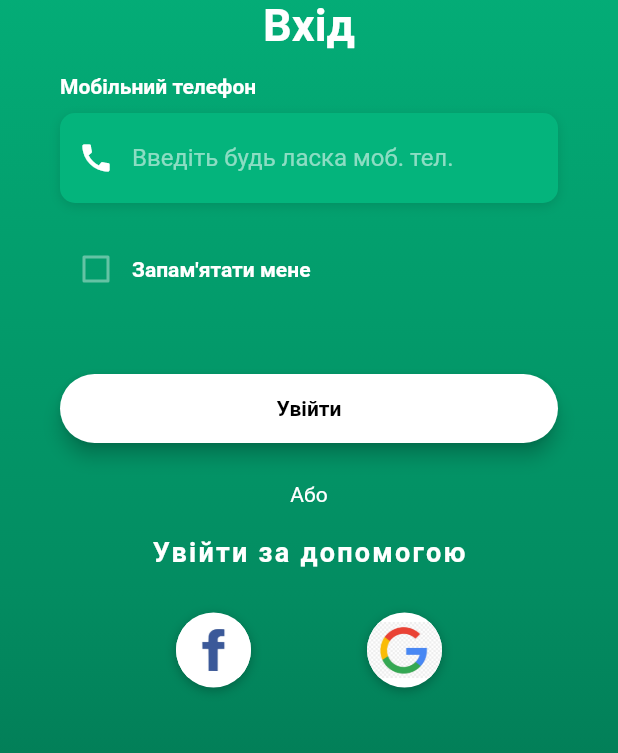
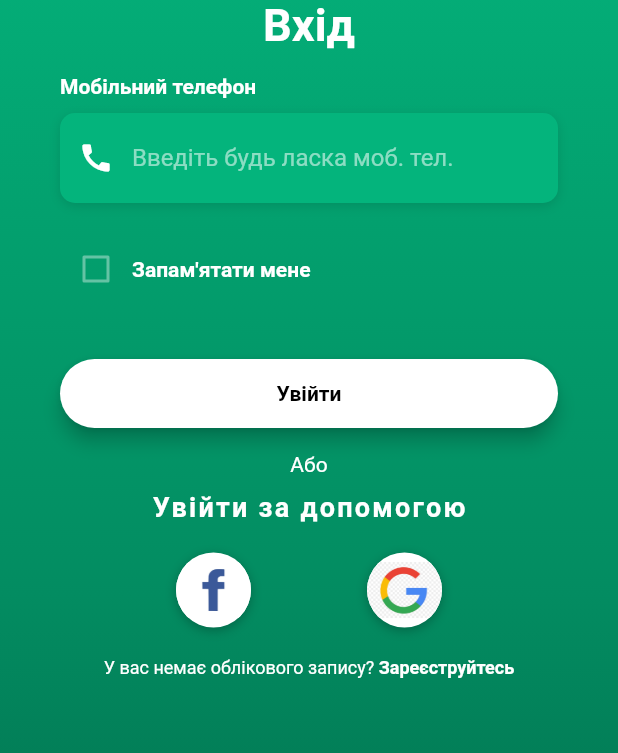
Before and after one commit to Rebus-Dev/Street-Coffee, a Flutter app: the screen it shows after launch, on a phone screen of 412 x 824 dp, the part 271-1024 px from its top. Run offline on Flutter 3.47's test engine with Material 2 defaults, Android fonts, the phone set to English and light mode, and no system bars; Roboto replaces fonts that are missing (OpenSans).

Commit message:
Add new widget for enter data field

```diff
--- a/lib/screens/HomeScreens/HomeScreen.dart
+++ b/lib/screens/HomeScreens/HomeScreen.dart
@@ -5,6 +5,9 @@ class SecondRoute extends StatelessWidget {
   @override
   Widget build(BuildContext context) {
     return Scaffold(
+      appBar: AppBar(
+        title: Text("Second Route"),
+      ),
       body: Center(
         child: RaisedButton(
           onPressed: () {
--- a/lib/screens/LoginScreens/LoginScreen.dart
+++ b/lib/screens/LoginScreens/LoginScreen.dart
@@ -1,6 +1,10 @@
+import 'package:flutter/material.dart';
+
+import 'package:StreetCoffee/utilities/Constants.dart';
+import 'package:StreetCoffee/utilities/Widget/DataFields.dart';
+
 import 'package:StreetCoffee/screens/HomeScreens/HomeScreen.dart';
-import 'package:flutter/material.dart';
-import 'package:StreetCoffee/utilities/Constants.dart';
+import 'package:StreetCoffee/screens/LoginScreens/RegistrationScreen.dart';
 
 class LoginScreen extends StatefulWidget {
   @override
@@ -70,50 +74,24 @@ class _LoginScreenState extends State<LoginScreen> {
               ),
             ),
             SizedBox(height: 15.0),
-            _buildFieldsData(),
+            buildDataField(),
+
             SizedBox(height: 20.0),
             _buildRememberSignIn(),
+
             SizedBox(height: 20.0),
+
             _buildLoginButton(context),
             _buildSignInWithText(),
-            _buildSocialBtnRow()
+            _buildSocialBtnRow(),
+            _buildSignupButton()
           ],
         ),
       ),
     );
   }
 
-  Widget _buildFieldsData() {
-    return Column(
-      crossAxisAlignment: CrossAxisAlignment.start,
-      children: <Widget>[
-        Text(
-          "Мобільний телефон",
-          style: kLabelStyle
-        ),
-        SizedBox(height: 10.0),
-        Container(
-          alignment: Alignment.centerLeft,
-          decoration: kBoxDecorationStyle,
-          height: 60.0,
-          child: TextField(
-            keyboardType: TextInputType.number,
-            style: TextStyle(color: Colors.white),
-            decoration: InputDecoration(
-              border: InputBorder.none,
-              contentPadding: EdgeInsets.only(top: 14.0),
-              prefixIcon: Icon(
-                Icons.call,
-                color: Colors.white,
-              ),
-              hintText: "Введіть будь ласка моб. тел.",
-              hintStyle: kHintTextStyle
-            ),
-          ),
-        )
-      ],
-    );
-  }
+
 
   Widget _buildRememberSignIn() {
     return Container(
@@ -143,7 +121,7 @@ class _LoginScreenState extends State<LoginScreen> {
 
   Widget _buildLoginButton(BuildContext context) {
     return Container(
-      padding: EdgeInsets.symmetric(vertical: 25.0),
+      padding: EdgeInsets.symmetric(vertical: 15.0),
       width: double.infinity,
       child: RaisedButton(
         elevation: 5.0,
@@ -180,7 +158,7 @@ class _LoginScreenState extends State<LoginScreen> {
             fontWeight: FontWeight.w400,
           ),
         ),
-        SizedBox(height: 20.0),
+        SizedBox(height: 10.0),
         Text(
           'Увійти за допомогою',
           style: TextStyle(
@@ -221,7 +199,7 @@ Widget _buildSocialBtn(Function onTap, AssetImage logo) {
 
   Widget _buildSocialBtnRow() {
     return Padding(
-      padding: EdgeInsets.symmetric(vertical: 30.0),
+      padding: EdgeInsets.symmetric(vertical: 20.0),
       child: Row(
         mainAxisAlignment: MainAxisAlignment.spaceEvenly,
         children: <Widget>[
@@ -242,4 +220,37 @@ Widget _buildSocialBtn(Function onTap, AssetImage logo) {
     );
   }
 
+  Widget _buildSignupButton() {
+    return GestureDetector(
+      onTap: () {
+        Navigator.push(
+          context,
+          MaterialPageRoute(builder: (context) => RegistrationScreen())
+        );
+      },
+      child: RichText(
+        text: TextSpan(
+          children: [
+            TextSpan(
+              text: 'У вас немає облікового запису? ',
+              style: TextStyle(
+                color: Colors.white,
+                fontSize: 12.0,
+                fontWeight: FontWeight.w400,
+              ),
+            ),
+            TextSpan(
+              text: 'Зареєструйтесь',
+              style: TextStyle(
+                color: Colors.white,
+                fontSize: 12.0,
+                fontWeight: FontWeight.bold,
+              ),
+            ),
+          ],
+        ),
+      ),
+    );
+  }
+
 }
--- /dev/null
+++ b/lib/utilities/Widget/DataFields.dart
@@ -0,0 +1,34 @@
+import 'package:flutter/material.dart';
+import 'package:StreetCoffee/utilities/Constants.dart';
+
+Widget buildDataField() {
+  return Column(
+    crossAxisAlignment: CrossAxisAlignment.start,
+    children: <Widget>[
+      Text(
+        "Мобільний телефон",
+        style: kLabelStyle
+      ),
+      SizedBox(height: 10.0),
+      Container(
+        alignment: Alignment.centerLeft,
+        decoration: kBoxDecorationStyle,
+        height: 60.0,
+        child: TextField(
+          keyboardType: TextInputType.number,
+          style: TextStyle(color: Colors.white),
+          decoration: InputDecoration(
+            border: InputBorder.none,
+            contentPadding: EdgeInsets.only(top: 14.0),
+            prefixIcon: Icon(
+              Icons.call,
+              color: Colors.white,
+            ),
+            hintText: "Введіть будь ласка моб. тел.",
+            hintStyle: kHintTextStyle
+          ),
+        ),
+      )
+    ],
+  );
+}
```
Also changed, not shown: lib/screens/LoginScreens/RegistrationScreen.dart (added, +66 -0 lines).
